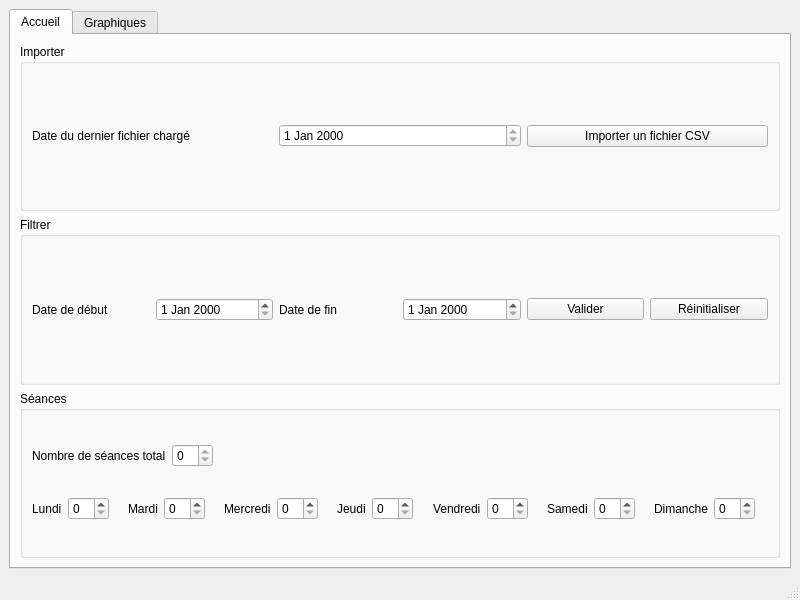
Before: the Qt Designer form ui/main_window.ui in estebanthi/WorkoutViewer, drawn with Qt 5.
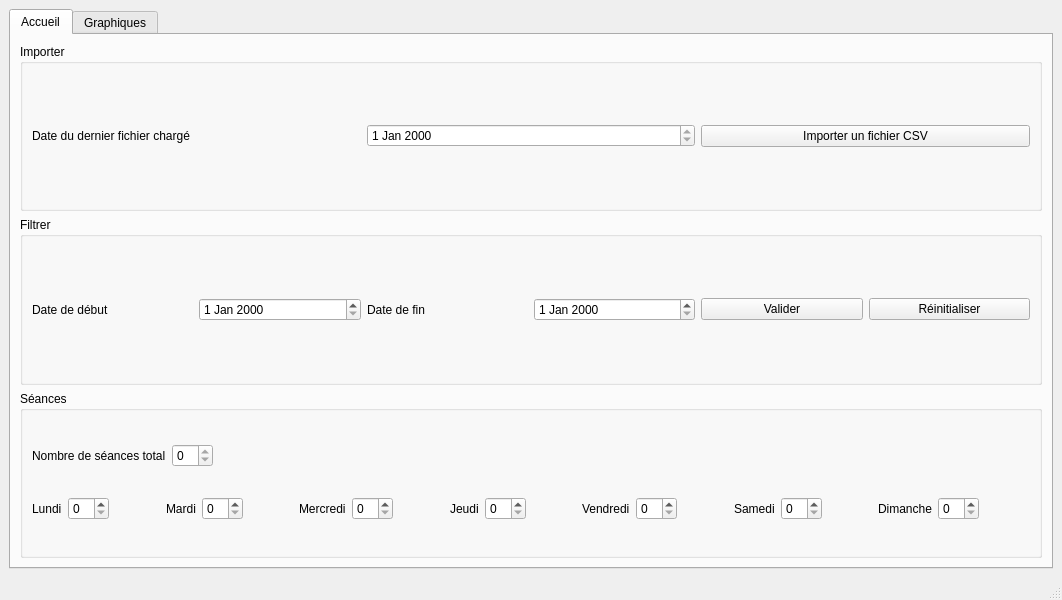
After: the same form once the commit is applied. The open tabs and pages were chosen to show the change.

```diff
--- a/ui/main_window.ui
+++ b/ui/main_window.ui
@@ -6,7 +6,7 @@
    <rect>
     <x>0</x>
     <y>0</y>
-    <width>800</width>
+    <width>1062</width>
     <height>600</height>
    </rect>
   </property>
@@ -24,9 +24,9 @@
        <attribute name="title">
         <string>Accueil</string>
        </attribute>
-       <layout class="QVBoxLayout" name="verticalLayout_3">
+       <layout class="QHBoxLayout" name="horizontalLayout">
         <item>
-         <layout class="QHBoxLayout" name="horizontalLayout">
+         <layout class="QVBoxLayout" name="verticalLayout_4">
           <item>
            <widget class="QGroupBox" name="groupBox">
             <property name="title">
@@ -57,10 +57,6 @@
             </layout>
            </widget>
           </item>
-         </layout>
-        </item>
-        <item>
-         <layout class="QHBoxLayout" name="horizontalLayout_2">
           <item>
            <widget class="QGroupBox" name="groupBox_2">
             <property name="title">
@@ -107,10 +103,6 @@
             </layout>
            </widget>
           </item>
-         </layout>
-        </item>
-        <item>
-         <layout class="QHBoxLayout" name="horizontalLayout_3">
           <item>
            <widget class="QGroupBox" name="groupBox_3">
             <property name="title">
```
Left out of the diff: 7 changed lines with no effect on the pictures.
